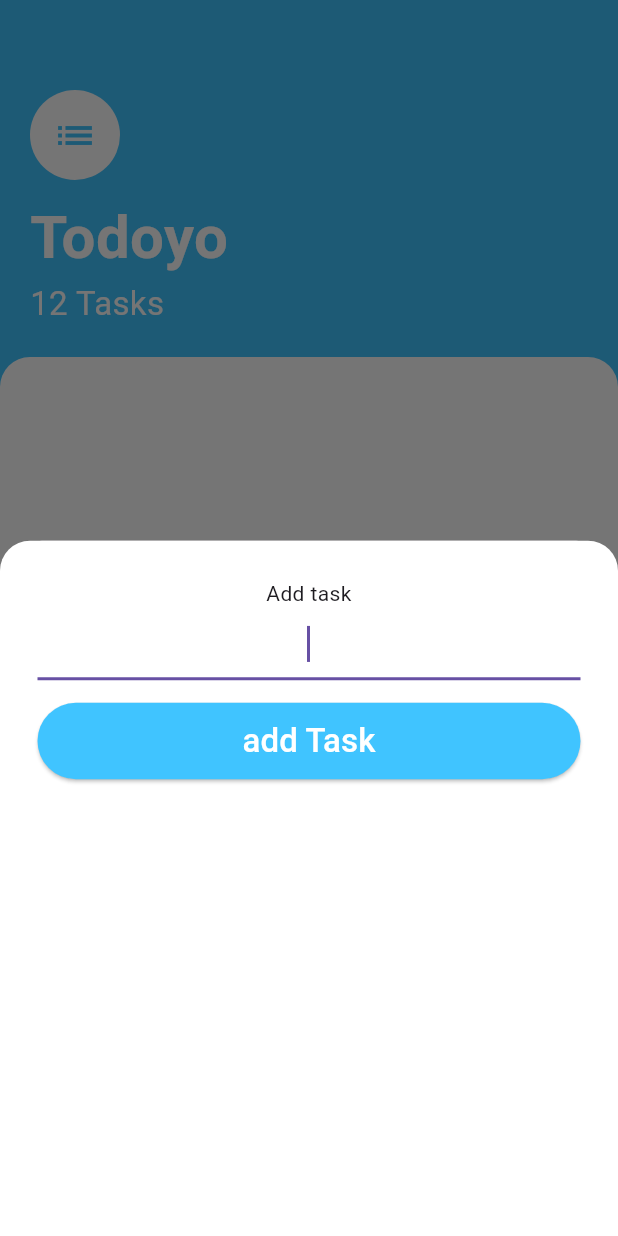
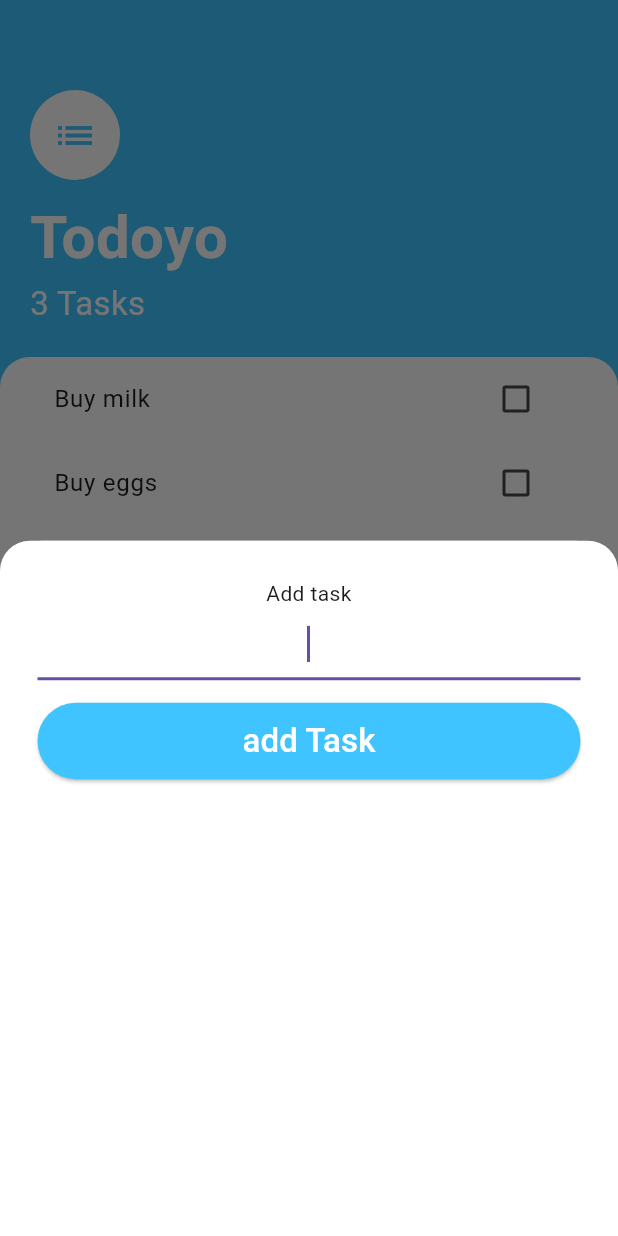
Before and after one commit to hassan-ajdour-99/Todo_flutter_app, a Flutter app: the screen it shows after launch, after a tap on the "add" icon, on a phone screen of 412 x 824 dp. Run offline on Flutter 3.47's test engine with Material 3 defaults, Android fonts, the phone set to English and light mode, and no system bars.

Commit message:
add new chnages

```diff
--- a/lib/add_task.dart
+++ b/lib/add_task.dart
@@ -1,10 +1,14 @@
 import 'package:flutter/material.dart';
 
 class AddTask extends StatelessWidget {
-  const AddTask({super.key});
+  const AddTask(this.newTaskTitleCallBack, {super.key});
+
+  final void Function(String) newTaskTitleCallBack;
 
   @override
   Widget build(BuildContext context) {
+    String newTaskTitle = "";
+
     return Container(
       color: const Color.fromARGB(0, 146, 120, 120),
       child: Container(
@@ -24,10 +28,11 @@ class AddTask extends StatelessWidget {
               style: TextStyle(backgroundColor: Colors.lightBlueAccent),
               autofocus: true,
               textAlign: TextAlign.center,
+              onChanged: (textValue) => {newTaskTitle = textValue},
             ),
             SizedBox(height: 15),
             ElevatedButton(
-              onPressed: () => {},
+              onPressed: () => {newTaskTitleCallBack(newTaskTitle)},
               style: ElevatedButton.styleFrom(
                 padding: EdgeInsets.symmetric(horizontal: 30, vertical: 10),
                 foregroundColor: Colors.white,
--- a/lib/task_lists.dart
+++ b/lib/task_lists.dart
@@ -3,40 +3,30 @@ import 'package:todo_task_flutter_app/task_tail.dart';
 import 'package:todo_task_flutter_app/model/task.dart';
 
 class TaskList extends StatefulWidget {
-  const TaskList({super.key});
+  const TaskList(this.tasks, {super.key});
+
+  final List<Task> tasks;
 
   @override
   State<TaskList> createState() => _TaskListsState();
 }
 
 class _TaskListsState extends State<TaskList> {
-  List<Task> tasks = [
-    Task(name: "Buy milk"),
-    Task(name: "Buy eggs"),
-    Task(name: "Buy eggs"),
-  ];
-
-  void checkBoxCallBack(bool? currentCheckBoxState) {
-    setState(() {
-      currentCheckBoxState = currentCheckBoxState!;
-    });
-  }
-
   @override
   Widget build(BuildContext context) {
     return ListView.builder(
       itemBuilder: (context, index) {
-        TaskTile(
-          taskTitle: tasks[index].name,
-          isChecked: tasks[index].isDone,
+        return TaskTile(
+          taskTitle: widget.tasks[index].name,
+          isChecked: widget.tasks[index].isDone,
           toggelCheckboxState: (bool? currentCheckBoxState) {
             setState(() {
-              tasks[index].toggleDone();
+              widget.tasks[index].toggleDone();
             });
           },
         );
       },
-      itemCount: tasks.length,
+      itemCount: widget.tasks.length,
     );
   }
 }
--- a/lib/task_screen.dart
+++ b/lib/task_screen.dart
@@ -1,9 +1,21 @@
 import 'package:flutter/material.dart';
 import 'package:todo_task_flutter_app/task_lists.dart';
 import 'package:todo_task_flutter_app/add_task.dart';
+import 'package:todo_task_flutter_app/model/task.dart';
 
-class TaskScreen extends StatelessWidget {
+class TaskScreen extends StatefulWidget {
   const TaskScreen({super.key});
+
+  @override
+  State<TaskScreen> createState() => _TaskScreenState();
+}
+
+class _TaskScreenState extends State<TaskScreen> {
+  List<Task> tasks = [
+    Task(name: "Buy milk"),
+    Task(name: "Buy eggs"),
+    Task(name: "Buy eggs"),
+  ];
 
   @override
   Widget build(BuildContext context) {
@@ -15,7 +27,13 @@ class TaskScreen extends StatelessWidget {
         onPressed: () {
           showModalBottomSheet(
             context: context,
-            builder: (context) => AddTask(),
+            builder:
+                (context) => AddTask((newTaskTitle) {
+                  setState(() {
+                    tasks.add(Task(name: newTaskTitle));
+                  });
+                  Navigator.pop(context);
+                }),
           );
         },
       ),
@@ -51,7 +69,7 @@ class TaskScreen extends StatelessWidget {
                   ),
                 ),
                 Text(
-                  "12 Tasks",
+                  "${tasks.length} Tasks",
                   style: TextStyle(color: Colors.white, fontSize: 22),
                 ),
               ],
@@ -67,7 +85,7 @@ class TaskScreen extends StatelessWidget {
                   topRight: Radius.circular(20),
                 ),
               ),
-              child: TaskList(),
+              child: TaskList(tasks),
             ),
           ),
         ],
```
